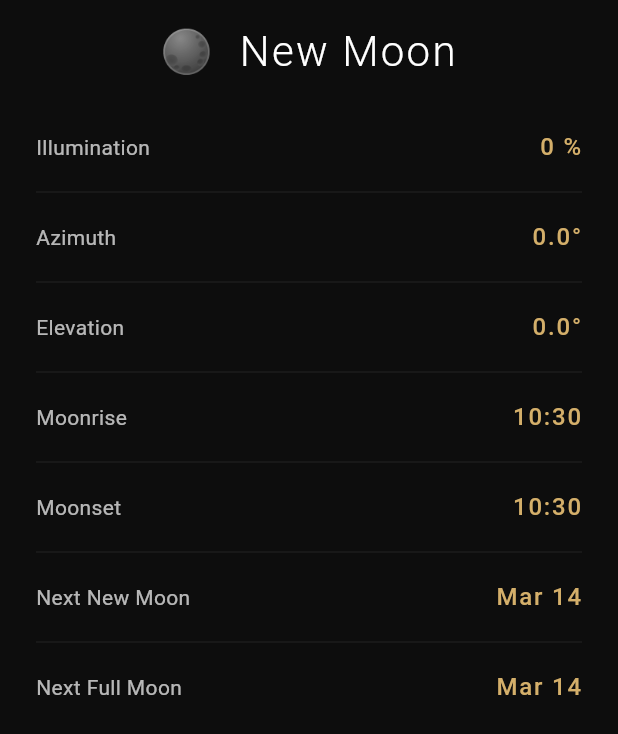
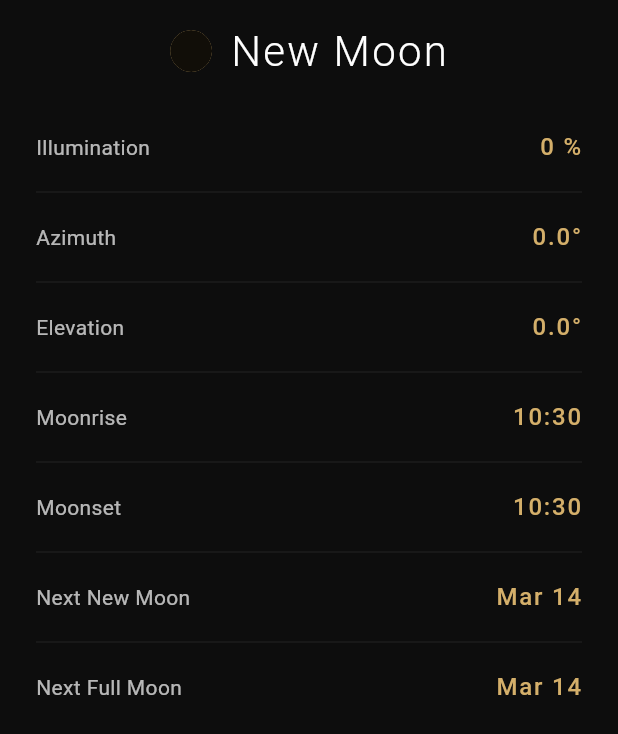
Before and after one commit to berdroid/mondsicht, a Flutter app: the MoonInfoPanel widget shown alone on an empty page, opened directly with empty values, on a phone screen of 412 x 824 dp. Shown: the top 734 px of the screen. Run offline on Flutter 3.47's test engine with Material 3 defaults, Android fonts, the phone set to English and light mode, and no system bars; our stand-ins replace flutter_bloc, geolocator; missing offline and left inert: astronomia.

Commit message:
Replace phase emoji with geometric MoonPhaseIcon widget
- Add MoonPhaseIcon (CustomPainter) that renders the current phase as a
  lit/shadowed circle using the same arc algorithm as MoonPainter
- MoonInfoPanel now shows MoonPhaseIcon next to the phase name instead
  of the Unicode moon emoji

Co-Authored-By: Claude Sonnet 4.6 <noreply@anthropic.com>

```diff
--- /dev/null
+++ b/lib/presentation/display/moon_phase_icon.dart
@@ -0,0 +1,94 @@
+import 'dart:math';
+
+import 'package:flutter/material.dart';
+
+/// A small circular icon that paints the current moon phase geometrically,
+/// using the same shadow algorithm as [MoonPainter] but without an image.
+class MoonPhaseIcon extends StatelessWidget {
+  final double phase;
+  final double size;
+
+  const MoonPhaseIcon({super.key, required this.phase, this.size = 32});
+
+  @override
+  Widget build(BuildContext context) {
+    return SizedBox(
+      width: size,
+      height: size,
+      child: CustomPaint(
+        painter: _MoonPhaseIconPainter(
+          phase: phase,
+          color: Theme.of(context).colorScheme.primary,
+        ),
+      ),
+    );
+  }
+}
+
+class _MoonPhaseIconPainter extends CustomPainter {
+  final double phase;
+  final Color color;
+
+  const _MoonPhaseIconPainter({required this.phase, required this.color});
+
+  @override
+  void paint(Canvas canvas, Size size) {
+    final radius = size.shortestSide / 2;
+    final center = Offset(size.width / 2, size.height / 2);
+
+    canvas.clipPath(
+      Path()..addOval(Rect.fromCircle(center: center, radius: radius)),
+    );
+
+    // Moon surface
+    canvas.drawCircle(center, radius, Paint()..color = color);
+
+    _drawShadow(canvas, center, radius);
+  }
+
+  void _drawShadow(Canvas canvas, Offset center, double radius) {
+    final p = phase;
+
+    if (p < 0.01 || p > 0.99) {
+      canvas.drawCircle(
+        center,
+        radius,
+        Paint()..color = Colors.black.withValues(alpha: 0.92),
+      );
+      return;
+    }
+
+    if ((p - 0.5).abs() < 0.01) return;
+
+    final shadowPaint = Paint()
+      ..color = Colors.black.withValues(alpha: 0.92)
+      ..style = PaintingStyle.fill;
+
+    final double termX = radius * cos(p * 2 * pi);
+    final double termRx = termX.abs();
+
+    final circleRect = Rect.fromCircle(center: center, radius: radius);
+    final ellipseRect = Rect.fromCenter(
+      center: center,
+      width: termRx * 2,
+      height: radius * 2,
+    );
+
+    final path = Path();
+
+    if (p < 0.5) {
+      path.arcTo(circleRect, -pi / 2, -pi, false);
+      path.arcTo(ellipseRect, pi / 2, termX >= 0 ? -pi : pi, false);
+    } else {
+      path.arcTo(circleRect, -pi / 2, pi, false);
+      path.arcTo(ellipseRect, pi / 2, termX >= 0 ? pi : -pi, false);
+    }
+
+    path.close();
+    canvas.drawPath(path, shadowPaint);
+  }
+
+  @override
+  bool shouldRepaint(_MoonPhaseIconPainter old) =>
+      old.phase != phase || old.color != color;
+}
--- a/lib/presentation/info/moon_info_panel.dart
+++ b/lib/presentation/info/moon_info_panel.dart
@@ -1,6 +1,7 @@
 import 'package:flutter/material.dart';
 import 'package:intl/intl.dart';
 import 'package:mondsicht/domain/entities/moon_data.dart';
+import 'package:mondsicht/presentation/display/moon_phase_icon.dart';
 
 class MoonInfoPanel extends StatelessWidget {
   final MoonData data;
@@ -32,10 +33,16 @@ class MoonInfoPanel extends StatelessWidget {
         children: [
           // Phase name
           Center(
-            child: Text(
-              '${_phaseEmoji(data.phase)}  ${_phaseName(data.phase)}',
-              style: theme.textTheme.headlineMedium,
-              textAlign: TextAlign.center,
+            child: Row(
+              mainAxisSize: MainAxisSize.min,
+              children: [
+                MoonPhaseIcon(phase: data.phase, size: 28),
+                const SizedBox(width: 12),
+                Text(
+                  _phaseName(data.phase),
+                  style: theme.textTheme.headlineMedium,
+                ),
+              ],
             ),
           ),
           const SizedBox(height: 24),
@@ -97,16 +104,6 @@ class MoonInfoPanel extends StatelessWidget {
     return 'Waning Crescent';
   }
 
-  String _phaseEmoji(double phase) {
-    if (phase < 0.0625 || phase >= 0.9375) return '🌑';
-    if (phase < 0.1875) return '🌒';
-    if (phase < 0.3125) return '🌓';
-    if (phase < 0.4375) return '🌔';
-    if (phase < 0.5625) return '🌕';
-    if (phase < 0.6875) return '🌖';
-    if (phase < 0.8125) return '🌗';
-    return '🌘';
-  }
 }
 
 class _InfoRow extends StatelessWidget {
```
